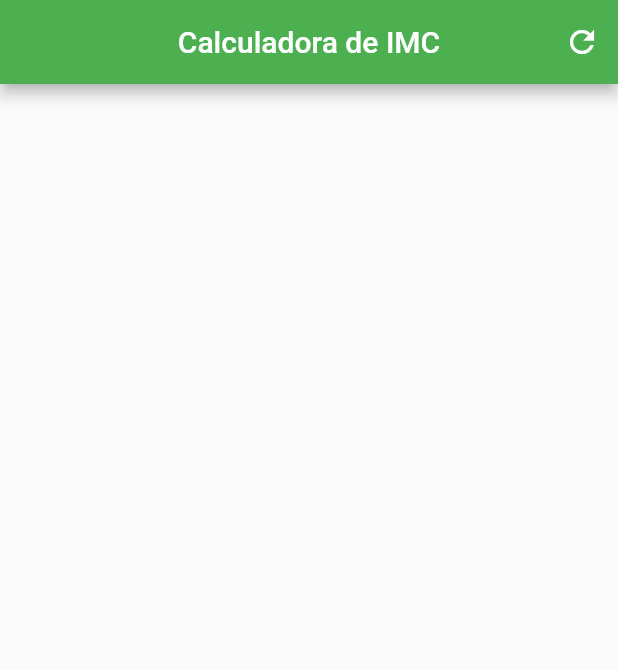
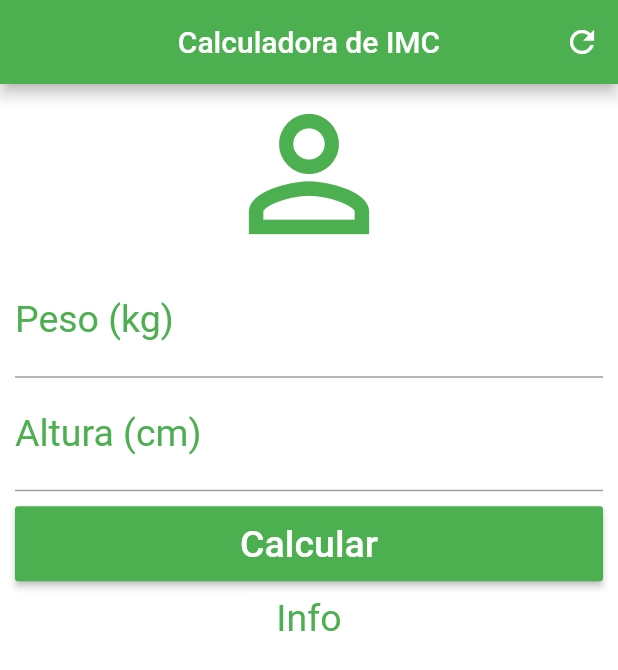
Before and after one commit to dieinimymaganha/flutter_udemy, a Flutter app: the screen it shows after launch, on a phone screen of 412 x 824 dp. Shown: the top 670 px of the screen. Run offline on Flutter 3.47's test engine with Material 2 defaults, Android fonts, the phone set to English and light mode, and no system bars.

Commit message:
Criado tela

```diff
--- a/calculadora_imc/lib/main.dart
+++ b/calculadora_imc/lib/main.dart
@@ -27,6 +27,53 @@ class _HomeState extends State<Home> {
           )
         ],
       ),
+      backgroundColor: Colors.white,
+      body: SingleChildScrollView(
+        padding: EdgeInsets.fromLTRB(10.0, 0.0, 10.0,0.0),
+        child: Column(
+          crossAxisAlignment: CrossAxisAlignment.stretch,
+          children: <Widget>[
+            Icon(
+              Icons.person_outline,
+              size: 120.0,
+              color: Colors.green,
+            ),
+            TextField(
+              keyboardType: TextInputType.number,
+              decoration: InputDecoration(
+                  labelText: 'Peso (kg)',
+                  labelStyle: TextStyle(color: Colors.green)),
+              textAlign: TextAlign.center,
+              style: TextStyle(color: Colors.green, fontSize: 25.0),
+            ),
+            TextField(
+              keyboardType: TextInputType.number,
+              decoration: InputDecoration(
+                  labelText: 'Altura (cm)',
+                  labelStyle: TextStyle(color: Colors.green)),
+              textAlign: TextAlign.center,
+              style: TextStyle(color: Colors.green, fontSize: 25.0),
+            ),
+            Padding(
+              padding: const EdgeInsets.only(top: 10.0, bottom: 10.0),
+              child: Container(
+                height: 50.0,
+                child: RaisedButton(
+                  onPressed: () {},
+                  child: Text(
+                    'Calcular',
+                    style: TextStyle(color: Colors.white, fontSize: 25.0),
+                  ),
+                  color: Colors.green,
+                ),
+              ),
+            ),
+            Text('Info',
+            textAlign: TextAlign.center,
+            style: TextStyle(color: Colors.green, fontSize: 25.0),)
+          ],
+        ),
+      ),
     );
   }
 }
```
